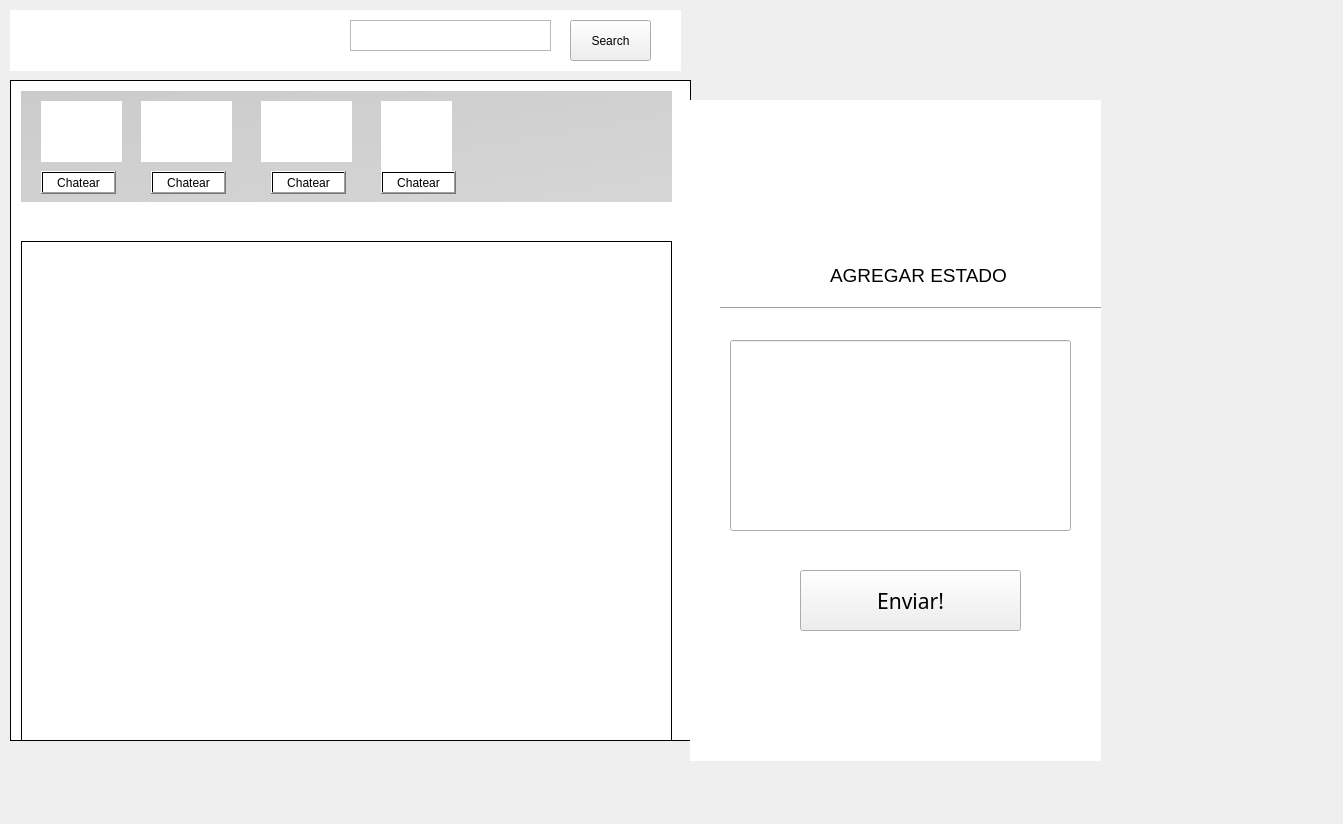
The window that formsocial.ui (symphony701/Trabajo_AED) describes before a commit, drawn with Qt 5.
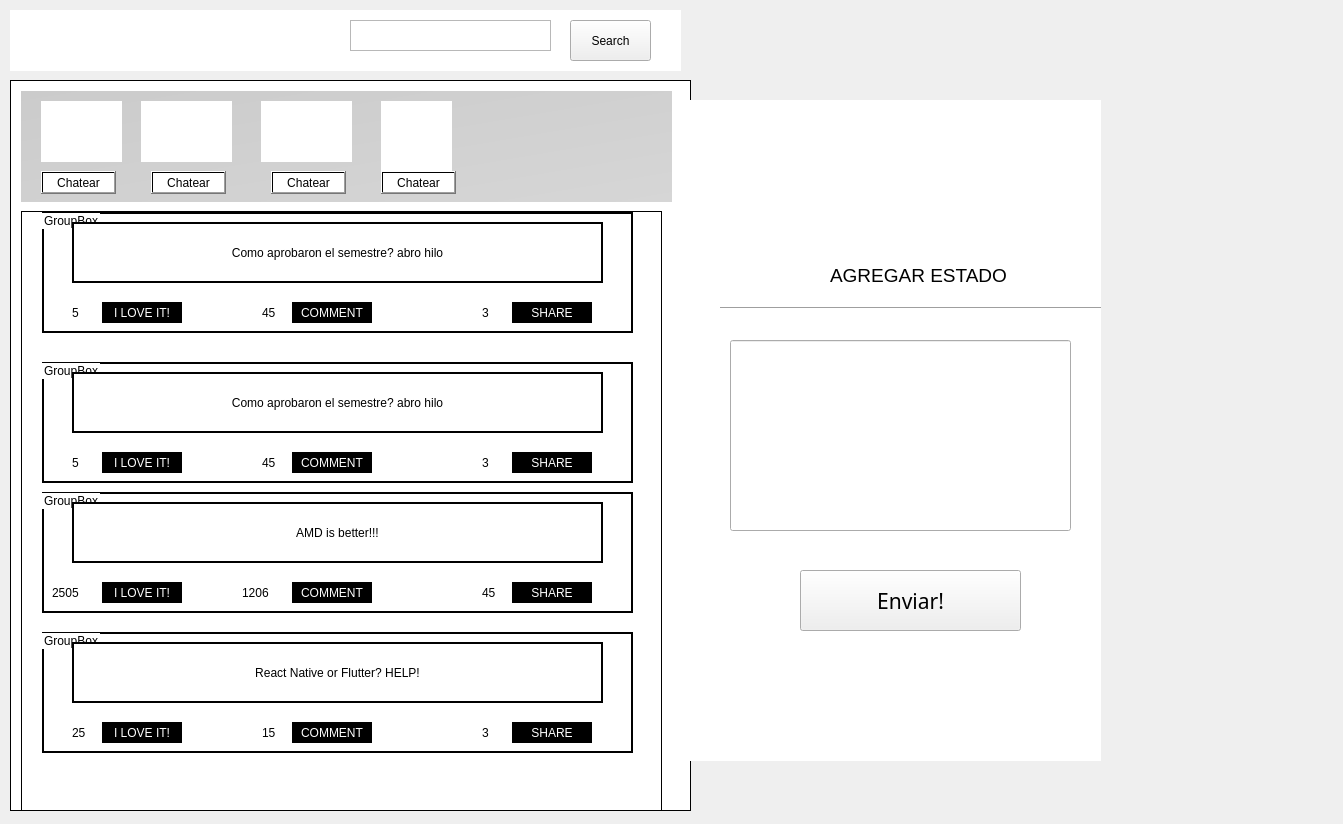
The same window after the commit. Icons and pictures are not drawn.

```diff
--- a/formsocial.ui
+++ b/formsocial.ui
@@ -83,7 +83,7 @@
      <x>10</x>
      <y>80</y>
      <width>681</width>
-     <height>661</height>
+     <height>731</height>
     </rect>
    </property>
    <property name="styleSheet">
@@ -98,7 +98,7 @@
       <x>0</x>
       <y>0</y>
       <width>679</width>
-      <height>659</height>
+      <height>729</height>
      </rect>
     </property>
     <widget class="QPushButton" name="pushButton_8">
@@ -266,9 +266,9 @@
      <property name="geometry">
       <rect>
        <x>10</x>
-       <y>160</y>
-       <width>651</width>
-       <height>701</height>
+       <y>130</y>
+       <width>641</width>
+       <height>741</height>
       </rect>
      </property>
      <property name="widgetResizable">
@@ -279,28 +279,557 @@
        <rect>
         <x>0</x>
         <y>0</y>
-        <width>649</width>
-        <height>699</height>
+        <width>639</width>
+        <height>739</height>
        </rect>
       </property>
-      <widget class="QLabel" name="labelPublis">
+      <widget class="QGroupBox" name="groupBox_4">
        <property name="geometry">
         <rect>
-         <x>10</x>
-         <y>10</y>
-         <width>631</width>
-         <height>471</height>
+         <x>20</x>
+         <y>150</y>
+         <width>591</width>
+         <height>121</height>
         </rect>
        </property>
-       <property name="font">
-        <font>
-         <family>Consolas</family>
-         <pointsize>10</pointsize>
-        </font>
+       <property name="styleSheet">
+        <string notr="true">border: 2px solid black;</string>
        </property>
-       <property name="text">
-        <string/>
+       <property name="title">
+        <string>GroupBox</string>
        </property>
+       <widget class="QLabel" name="label_17">
+        <property name="geometry">
+         <rect>
+          <x>30</x>
+          <y>10</y>
+          <width>531</width>
+          <height>61</height>
+         </rect>
+        </property>
+        <property name="styleSheet">
+         <string notr="true">color:black;</string>
+        </property>
+        <property name="text">
+         <string>Como aprobaron el semestre? abro hilo</string>
+        </property>
+        <property name="alignment">
+         <set>Qt::AlignCenter</set>
+        </property>
+       </widget>
+       <widget class="QPushButton" name="pushButton_5">
+        <property name="geometry">
+         <rect>
+          <x>60</x>
+          <y>90</y>
+          <width>80</width>
+          <height>21</height>
+         </rect>
+        </property>
+        <property name="styleSheet">
+         <string notr="true">background-color:black;
+color:white;</string>
+        </property>
+        <property name="text">
+         <string>I LOVE IT!</string>
+        </property>
+       </widget>
+       <widget class="QLabel" name="label_18">
+        <property name="geometry">
+         <rect>
+          <x>30</x>
+          <y>90</y>
+          <width>21</width>
+          <height>21</height>
+         </rect>
+        </property>
+        <property name="styleSheet">
+         <string notr="true">color:black;
+border:none;</string>
+        </property>
+        <property name="text">
+         <string>5</string>
+        </property>
+       </widget>
+       <widget class="QPushButton" name="pushButton_6">
+        <property name="geometry">
+         <rect>
+          <x>250</x>
+          <y>90</y>
+          <width>80</width>
+          <height>21</height>
+         </rect>
+        </property>
+        <property name="styleSheet">
+         <string notr="true">background-color:black;
+color:white;</string>
+        </property>
+        <property name="text">
+         <string>COMMENT</string>
+        </property>
+       </widget>
+       <widget class="QPushButton" name="pushButton_9">
+        <property name="geometry">
+         <rect>
+          <x>470</x>
+          <y>90</y>
+          <width>80</width>
+          <height>21</height>
+         </rect>
+        </property>
+        <property name="styleSheet">
+         <string notr="true">background-color:black;
+color:white;</string>
+        </property>
+        <property name="text">
+         <string>SHARE</string>
+        </property>
+       </widget>
+       <widget class="QLabel" name="label_19">
+        <property name="geometry">
+         <rect>
+          <x>220</x>
+          <y>90</y>
+          <width>21</width>
+          <height>21</height>
+         </rect>
+        </property>
+        <property name="styleSheet">
+         <string notr="true">color:black;
+border:none;</string>
+        </property>
+        <property name="text">
+         <string>45</string>
+        </property>
+       </widget>
+       <widget class="QLabel" name="label_20">
+        <property name="geometry">
+         <rect>
+          <x>440</x>
+          <y>90</y>
+          <width>21</width>
+          <height>21</height>
+         </rect>
+        </property>
+        <property name="styleSheet">
+         <string notr="true">color:black;
+border:none;</string>
+        </property>
+        <property name="text">
+         <string>3</string>
+        </property>
+       </widget>
+      </widget>
+      <widget class="QGroupBox" name="groupBox_6">
+       <property name="geometry">
+        <rect>
+         <x>20</x>
+         <y>280</y>
+         <width>591</width>
+         <height>121</height>
+        </rect>
+       </property>
+       <property name="styleSheet">
+        <string notr="true">border: 2px solid black;</string>
+       </property>
+       <property name="title">
+        <string>GroupBox</string>
+       </property>
+       <widget class="QLabel" name="label_29">
+        <property name="geometry">
+         <rect>
+          <x>30</x>
+          <y>10</y>
+          <width>531</width>
+          <height>61</height>
+         </rect>
+        </property>
+        <property name="styleSheet">
+         <string notr="true">color:black;</string>
+        </property>
+        <property name="text">
+         <string>AMD is better!!!</string>
+        </property>
+        <property name="alignment">
+         <set>Qt::AlignCenter</set>
+        </property>
+       </widget>
+       <widget class="QPushButton" name="pushButton_15">
+        <property name="geometry">
+         <rect>
+          <x>60</x>
+          <y>90</y>
+          <width>80</width>
+          <height>21</height>
+         </rect>
+        </property>
+        <property name="styleSheet">
+         <string notr="true">background-color:black;
+color:white;</string>
+        </property>
+        <property name="text">
+         <string>I LOVE IT!</string>
+        </property>
+       </widget>
+       <widget class="QLabel" name="label_30">
+        <property name="geometry">
+         <rect>
+          <x>10</x>
+          <y>90</y>
+          <width>41</width>
+          <height>21</height>
+         </rect>
+        </property>
+        <property name="styleSheet">
+         <string notr="true">color:black;
+border:none;</string>
+        </property>
+        <property name="text">
+         <string>2505</string>
+        </property>
+       </widget>
+       <widget class="QPushButton" name="pushButton_16">
+        <property name="geometry">
+         <rect>
+          <x>250</x>
+          <y>90</y>
+          <width>80</width>
+          <height>21</height>
+         </rect>
+        </property>
+        <property name="styleSheet">
+         <string notr="true">background-color:black;
+color:white;</string>
+        </property>
+        <property name="text">
+         <string>COMMENT</string>
+        </property>
+       </widget>
+       <widget class="QPushButton" name="pushButton_17">
+        <property name="geometry">
+         <rect>
+          <x>470</x>
+          <y>90</y>
+          <width>80</width>
+          <height>21</height>
+         </rect>
+        </property>
+        <property name="styleSheet">
+         <string notr="true">background-color:black;
+color:white;</string>
+        </property>
+        <property name="text">
+         <string>SHARE</string>
+        </property>
+       </widget>
+       <widget class="QLabel" name="label_31">
+        <property name="geometry">
+         <rect>
+          <x>200</x>
+          <y>90</y>
+          <width>41</width>
+          <height>21</height>
+         </rect>
+        </property>
+        <property name="styleSheet">
+         <string notr="true">color:black;
+border:none;</string>
+        </property>
+        <property name="text">
+         <string>1206</string>
+        </property>
+       </widget>
+       <widget class="QLabel" name="label_32">
+        <property name="geometry">
+         <rect>
+          <x>440</x>
+          <y>90</y>
+          <width>21</width>
+          <height>21</height>
+         </rect>
+        </property>
+        <property name="styleSheet">
+         <string notr="true">color:black;
+border:none;</string>
+        </property>
+        <property name="text">
+         <string>45</string>
+        </property>
+       </widget>
+      </widget>
+      <widget class="QGroupBox" name="groupBox_3">
+       <property name="geometry">
+        <rect>
+         <x>20</x>
+         <y>420</y>
+         <width>591</width>
+         <height>121</height>
+        </rect>
+       </property>
+       <property name="styleSheet">
+        <string notr="true">border: 2px solid black;</string>
+       </property>
+       <property name="title">
+        <string>GroupBox</string>
+       </property>
+       <widget class="QLabel" name="label_12">
+        <property name="geometry">
+         <rect>
+          <x>30</x>
+          <y>10</y>
+          <width>531</width>
+          <height>61</height>
+         </rect>
+        </property>
+        <property name="styleSheet">
+         <string notr="true">color:black;</string>
+        </property>
+        <property name="text">
+         <string>React Native or Flutter? HELP!</string>
+        </property>
+        <property name="alignment">
+         <set>Qt::AlignCenter</set>
+        </property>
+       </widget>
+       <widget class="QPushButton" name="pushButton">
+        <property name="geometry">
+         <rect>
+          <x>60</x>
+          <y>90</y>
+          <width>80</width>
+          <height>21</height>
+         </rect>
+        </property>
+        <property name="styleSheet">
+         <string notr="true">background-color:black;
+color:white;</string>
+        </property>
+        <property name="text">
+         <string>I LOVE IT!</string>
+        </property>
+       </widget>
+       <widget class="QLabel" name="label_14">
+        <property name="geometry">
+         <rect>
+          <x>30</x>
+          <y>90</y>
+          <width>21</width>
+          <height>21</height>
+         </rect>
+        </property>
+        <property name="styleSheet">
+         <string notr="true">color:black;
+border:none;</string>
+        </property>
+        <property name="text">
+         <string>25</string>
+        </property>
+       </widget>
+       <widget class="QPushButton" name="pushButton_2">
+        <property name="geometry">
+         <rect>
+          <x>250</x>
+          <y>90</y>
+          <width>80</width>
+          <height>21</height>
+         </rect>
+        </property>
+        <property name="styleSheet">
+         <string notr="true">background-color:black;
+color:white;</string>
+        </property>
+        <property name="text">
+         <string>COMMENT</string>
+        </property>
+       </widget>
+       <widget class="QPushButton" name="pushButton_3">
+        <property name="geometry">
+         <rect>
+          <x>470</x>
+          <y>90</y>
+          <width>80</width>
+          <height>21</height>
+         </rect>
+        </property>
+        <property name="styleSheet">
+         <string notr="true">background-color:black;
+color:white;</string>
+        </property>
+        <property name="text">
+         <string>SHARE</string>
+        </property>
+       </widget>
+       <widget class="QLabel" name="label_15">
+        <property name="geometry">
+         <rect>
+          <x>220</x>
+          <y>90</y>
+          <width>21</width>
+          <height>21</height>
+         </rect>
+        </property>
+        <property name="styleSheet">
+         <string notr="true">color:black;
+border:none;</string>
+        </property>
+        <property name="text">
+         <string>15</string>
+        </property>
+       </widget>
+       <widget class="QLabel" name="label_16">
+        <property name="geometry">
+         <rect>
+          <x>440</x>
+          <y>90</y>
+          <width>21</width>
+          <height>21</height>
+         </rect>
+        </property>
+        <property name="styleSheet">
+         <string notr="true">color:black;
+border:none;</string>
+        </property>
+        <property name="text">
+         <string>3</string>
+        </property>
+       </widget>
+      </widget>
+      <widget class="QGroupBox" name="groupBox_5">
+       <property name="geometry">
+        <rect>
+         <x>20</x>
+         <y>0</y>
+         <width>591</width>
+         <height>121</height>
+        </rect>
+       </property>
+       <property name="styleSheet">
+        <string notr="true">border: 2px solid black;</string>
+       </property>
+       <property name="title">
+        <string>GroupBox</string>
+       </property>
+       <widget class="QLabel" name="label_21">
+        <property name="geometry">
+         <rect>
+          <x>30</x>
+          <y>10</y>
+          <width>531</width>
+          <height>61</height>
+         </rect>
+        </property>
+        <property name="styleSheet">
+         <string notr="true">color:black;</string>
+        </property>
+        <property name="text">
+         <string>Como aprobaron el semestre? abro hilo</string>
+        </property>
+        <property name="alignment">
+         <set>Qt::AlignCenter</set>
+        </property>
+       </widget>
+       <widget class="QPushButton" name="pushButton_10">
+        <property name="geometry">
+         <rect>
+          <x>60</x>
+          <y>90</y>
+          <width>80</width>
+          <height>21</height>
+         </rect>
+        </property>
+        <property name="styleSheet">
+         <string notr="true">background-color:black;
+color:white;</string>
+        </property>
+        <property name="text">
+         <string>I LOVE IT!</string>
+        </property>
+       </widget>
+       <widget class="QLabel" name="label_22">
+        <property name="geometry">
+         <rect>
+          <x>30</x>
+          <y>90</y>
+          <width>21</width>
+          <height>21</height>
+         </rect>
+        </property>
+        <property name="styleSheet">
+         <string notr="true">color:black;
+border:none;</string>
+        </property>
+        <property name="text">
+         <string>5</string>
+        </property>
+       </widget>
+       <widget class="QPushButton" name="pushButton_11">
+        <property name="geometry">
+         <rect>
+          <x>250</x>
+          <y>90</y>
+          <width>80</width>
+          <height>21</height>
+         </rect>
+        </property>
+        <property name="styleSheet">
+         <string notr="true">background-color:black;
+color:white;</string>
+        </property>
+        <property name="text">
+         <string>COMMENT</string>
+        </property>
+       </widget>
+       <widget class="QPushButton" name="pushButton_12">
+        <property name="geometry">
+         <rect>
+          <x>470</x>
+          <y>90</y>
+          <width>80</width>
+          <height>21</height>
+         </rect>
+        </property>
+        <property name="styleSheet">
+         <string notr="true">background-color:black;
+color:white;</string>
+        </property>
+        <property name="text">
+         <string>SHARE</string>
+        </property>
+       </widget>
+       <widget class="QLabel" name="label_23">
+        <property name="geometry">
+         <rect>
+          <x>220</x>
+          <y>90</y>
+          <width>21</width>
+          <height>21</height>
+         </rect>
+        </property>
+        <property name="styleSheet">
+         <string notr="true">color:black;
+border:none;</string>
+        </property>
+        <property name="text">
+         <string>45</string>
+        </property>
+       </widget>
+       <widget class="QLabel" name="label_24">
+        <property name="geometry">
+         <rect>
+          <x>440</x>
+          <y>90</y>
+          <width>21</width>
+          <height>21</height>
+         </rect>
+        </property>
+        <property name="styleSheet">
+         <string notr="true">color:black;
+border:none;</string>
+        </property>
+        <property name="text">
+         <string>3</string>
+        </property>
+       </widget>
       </widget>
      </widget>
     </widget>
```
Left out of the diff: 8 changed lines with no effect on the pictures.
